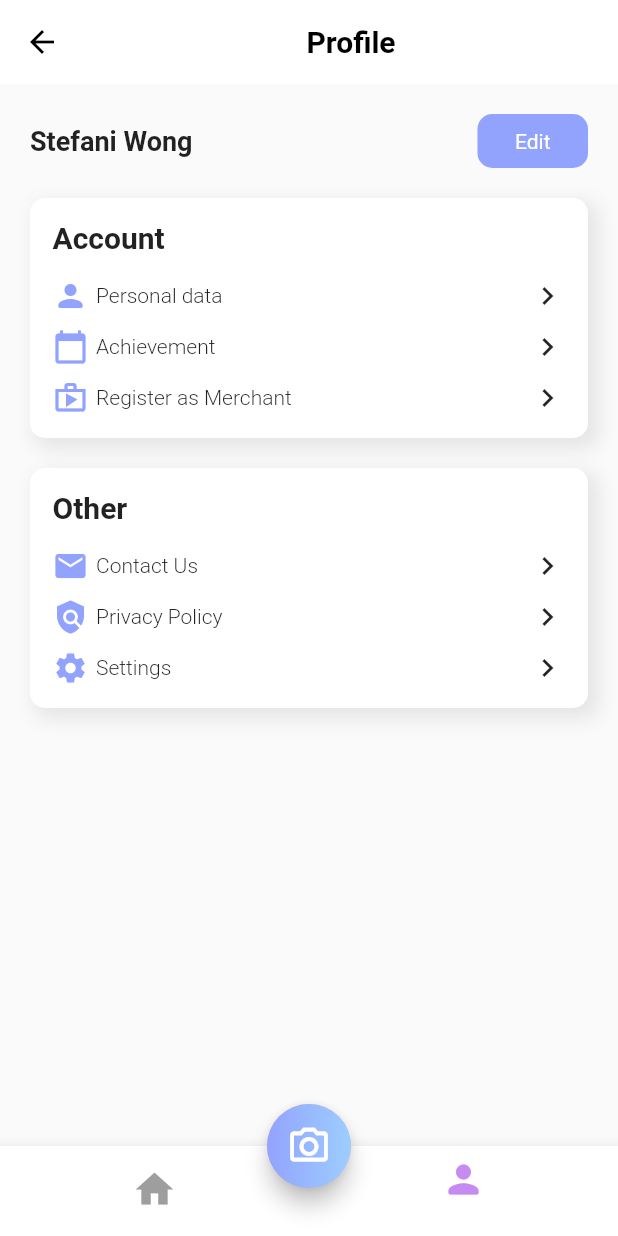
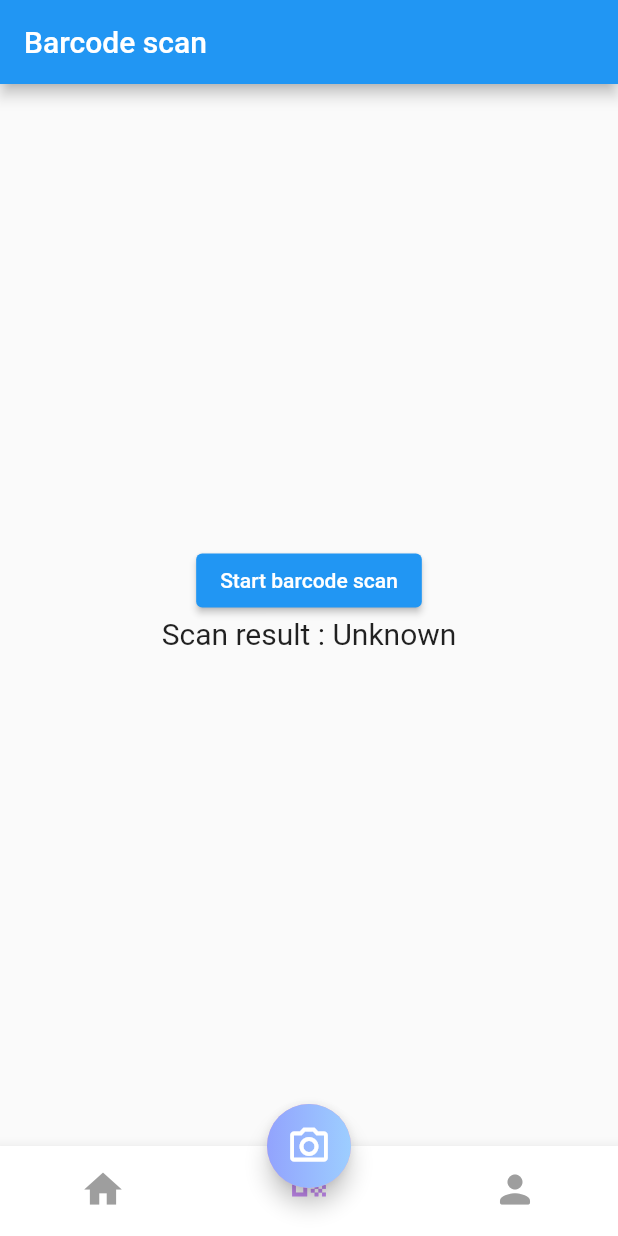
Before and after one commit to Roger-wsy/Oily, a Flutter app: the Index screen opened by its route, item 2 of the bottom bar chosen, on a phone screen of 412 x 824 dp. Run offline on Flutter 3.47's test engine with Material 2 defaults, Android fonts, the phone set to English and light mode, and no system bars; our stand-ins replace image_picker; missing offline and left inert: flutter_barcode_scanner, google_ml_kit.

Commit message:
Add barcode Scanner

```diff
--- a/lib/index.dart
+++ b/lib/index.dart
@@ -5,6 +5,7 @@ import 'package:oily/screen/Home.dart';
 import 'package:oily/screen/Profile.dart';
 import 'package:google_ml_kit/google_ml_kit.dart';
 import 'package:image_picker/image_picker.dart';
+import 'package:oily/screen/QRScanner.dart';
 
 class Index extends StatefulWidget {
   const Index({Key? key}) : super(key: key);
@@ -22,7 +23,7 @@ class _IndexState extends State<Index> {
 
   @override
   Widget build(BuildContext context) {
-    List<Widget> pages = [Home(), Profile()];
+    List<Widget> pages = [Home(), QRScanner(), Profile()];
 
     return Scaffold(
       body: pages[number],
@@ -60,6 +61,7 @@ class _IndexState extends State<Index> {
         },
         items: [
           BottomNavigationBarItem(icon: Icon(Icons.home), label: ""),
+          BottomNavigationBarItem(icon: Icon(Icons.qr_code_sharp), label: ""),
           BottomNavigationBarItem(icon: Icon(Icons.person_rounded), label: ""),
         ],
       ),
@@ -97,6 +99,7 @@ class _IndexState extends State<Index> {
         }
       }
     }
+    print(_text);
     setState(() {});
   }
 }
--- /dev/null
+++ b/lib/screen/QRScanner.dart
@@ -0,0 +1,62 @@
+import 'package:flutter/material.dart';
+import 'package:flutter/services.dart';
+import 'package:flutter_barcode_scanner/flutter_barcode_scanner.dart';
+
+class QRScanner extends StatefulWidget {
+  const QRScanner({Key? key}) : super(key: key);
+
+  @override
+  State<QRScanner> createState() => _QRScannerState();
+}
+
+class _QRScannerState extends State<QRScanner> {
+  String _scanBarcode = 'Unknown';
+
+  void initState() {
+    super.initState();
+  }
+
+  Future<void> scanBarcodeNormal() async {
+    String barcodeScanRes;
+    // Platform messages may fail, so we use a try/catch PlatformException.
+    try {
+      barcodeScanRes = await FlutterBarcodeScanner.scanBarcode(
+          '#ff6666', 'Cancel', true, ScanMode.BARCODE);
+      print(barcodeScanRes);
+    } on PlatformException {
+      barcodeScanRes = 'Failed to get platform version.';
+    }
+
+    // If the widget was removed from the tree while the asynchronous platform
+    // message was in flight, we want to discard the reply rather than calling
+    // setState to update our non-existent appearance.
+    if (!mounted) return;
+
+    setState(() {
+      _scanBarcode = barcodeScanRes;
+    });
+  }
+
+  @override
+  Widget build(BuildContext context) {
+    return MaterialApp(
+      home: Scaffold(
+        appBar: AppBar(title: const Text('Barcode scan')),
+        body: Builder(builder: (BuildContext context) {
+          return Container(
+              alignment: Alignment.center,
+              child: Flex(
+                  direction: Axis.vertical,
+                  mainAxisAlignment: MainAxisAlignment.center,
+                  children: <Widget>[
+                    ElevatedButton(
+                        onPressed: () => scanBarcodeNormal(),
+                        child: Text('Start barcode scan')),
+                    Text('Scan result : $_scanBarcode\n',
+                        style: TextStyle(fontSize: 20))
+                  ]));
+        }),
+      ),
+    );
+  }
+}
--- a/pubspec.yaml
+++ b/pubspec.yaml
@@ -35,6 +35,7 @@ dependencies:
   cupertino_icons: ^1.0.2
   google_ml_kit: ^0.11.0
   image_picker: ^0.8.4+9
+  flutter_barcode_scanner: ^2.0.0
 
 dev_dependencies:
   flutter_test:
```
Also changed, not shown: pubspec.lock.
